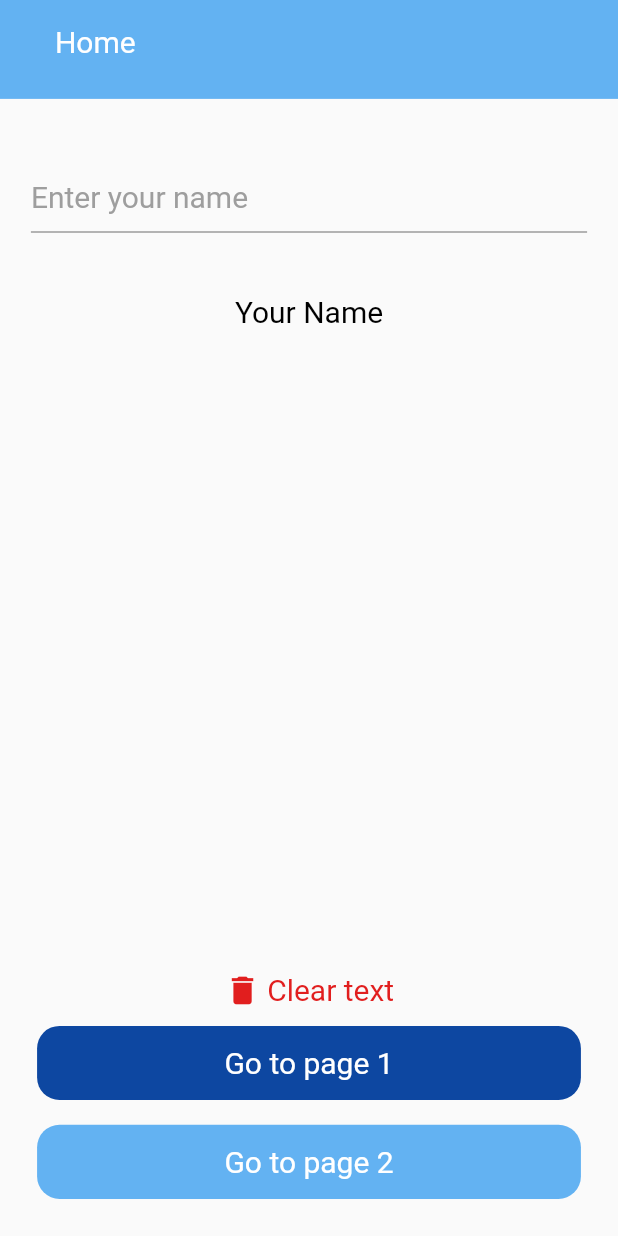
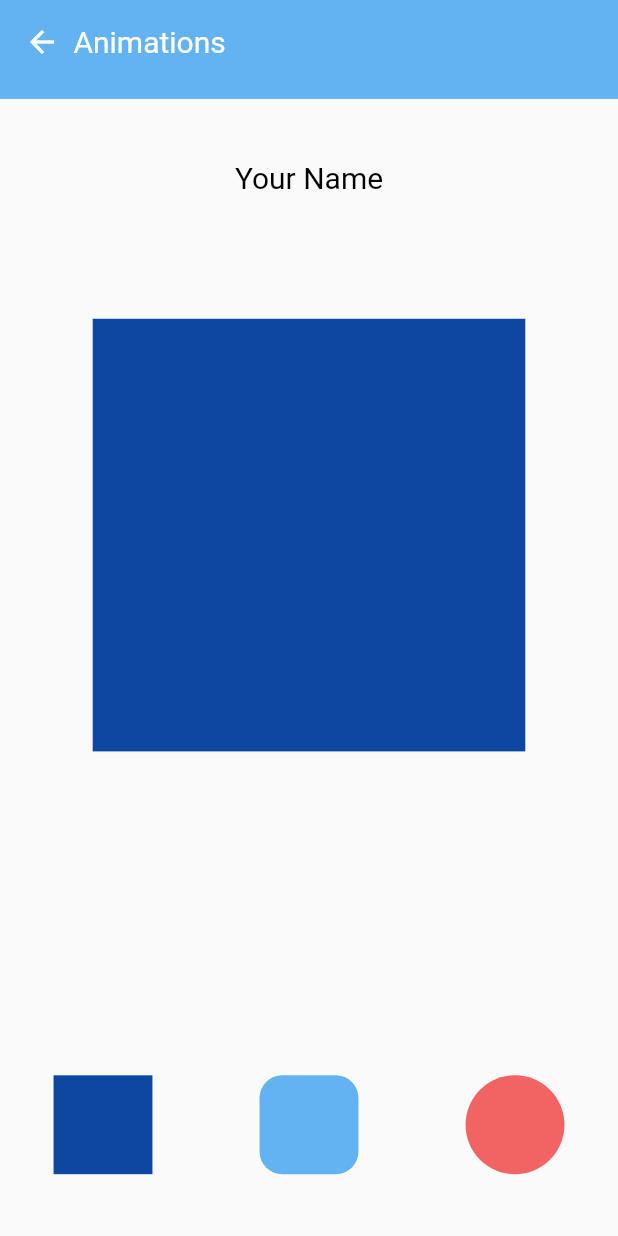
Before and after one commit to majdAlmanwer/OSOSS-technical-test, a Flutter app: the screen it shows after launch, after a tap on "Go to page 1", on a phone screen of 412 x 824 dp. Run offline on Flutter 3.47's test engine with Material 2 defaults, Android fonts, the phone set to English and light mode, and no system bars; our stand-ins replace get, get_storage.

Commit message:
cteate pageOne and animate container

```diff
--- /dev/null
+++ b/lib/controller/animated_controller.dart
@@ -0,0 +1,16 @@
+import 'package:flutter/material.dart';
+import 'package:get/get.dart';
+import 'package:ososs_test/utils/app_color.dart';
+
+class AnimateController extends GetxController {
+  Rx<Color> color = Rx<Color>(indigoBlue);
+  Rx<BorderRadiusGeometry> borderRadius = Rx<BorderRadiusGeometry>(
+    BorderRadius.circular(0.0),
+  );
+
+  void animateContainer(Color newColor, BorderRadiusGeometry newBorderRadius) {
+    color.value = newColor;
+    borderRadius.value = newBorderRadius;
+    update();
+  }
+}
--- a/lib/routes/app_pages.dart
+++ b/lib/routes/app_pages.dart
@@ -1,5 +1,6 @@
 import 'package:get/get.dart';
 import 'package:ososs_test/routes/routes.dart';
+import 'package:ososs_test/screens/page_1/page_one.dart';
 
 import '../screens/home/home_page.dart';
 import '../screens/splash_screen.dart';
@@ -7,4 +8,5 @@ import '../screens/splash_screen.dart';
 final pages = <GetPage>[
   GetPage(name: AppRoutes.splashscreen, page: () => const SplashScreen()),
   GetPage(name: AppRoutes.homepage, page: () => const HomePage()),
+  GetPage(name: AppRoutes.pageone, page: () => const PageOne())
 ];
--- a/lib/routes/routes.dart
+++ b/lib/routes/routes.dart
@@ -1,4 +1,5 @@
 class AppRoutes {
   static const String splashscreen = '/splashscreen';
   static const String homepage = '/homepage';
+  static const String pageone = '/pageone';
 }
--- a/lib/screens/home/home_body.dart
+++ b/lib/screens/home/home_body.dart
@@ -1,6 +1,7 @@
 import 'package:flutter/material.dart';
 import 'package:get/get.dart';
 import 'package:get_storage/get_storage.dart';
+import 'package:ososs_test/routes/routes.dart';
 import 'package:ososs_test/screens/home/widget/custom_text_form_field.dart';
 import 'package:ososs_test/utils/app_color.dart';
 import 'package:ososs_test/utils/app_config.dart';
@@ -72,7 +73,11 @@ class _HomeBodyState extends State<HomeBody> {
           ),
         ),
         CustomTextButton(
-            onTap: () {}, title: 'Go to page 1', color: indigoBlue),
+            onTap: () {
+              Get.toNamed(AppRoutes.pageone);
+            },
+            title: 'Go to page 1',
+            color: indigoBlue),
         SizedBox(
           height: getPercentScreenHeight(2),
         ),
--- /dev/null
+++ b/lib/screens/page_1/page_one.dart
@@ -0,0 +1,30 @@
+import 'package:flutter/material.dart';
+import 'package:get/get.dart';
+import 'package:ososs_test/screens/page_1/page_one_body.dart';
+import 'package:ososs_test/widgets/custom_app_bar.dart';
+
+class PageOne extends StatefulWidget {
+  const PageOne({super.key});
+
+  @override
+  State<PageOne> createState() => _PageOneState();
+}
+
+class _PageOneState extends State<PageOne> {
+  @override
+  Widget build(BuildContext context) {
+    return SafeArea(
+        child: Scaffold(
+      appBar: CustomAppBar(
+        title: 'Animations',
+        backArrowWidget: IconButton(
+          icon: const Icon(Icons.arrow_back),
+          onPressed: () {
+            Get.back();
+          },
+        ),
+      ),
+      body: PageOneBody(),
+    ));
+  }
+}
--- /dev/null
+++ b/lib/screens/page_1/page_one_body.dart
@@ -0,0 +1,116 @@
+import 'package:flutter/material.dart';
+import 'package:get/get.dart';
+import 'package:ososs_test/controller/animated_controller.dart';
+import 'package:ososs_test/utils/app_color.dart';
+import 'package:ososs_test/utils/app_config.dart';
+
+import '../../controller/get_storage_controller.dart';
+
+class PageOneBody extends StatefulWidget {
+  const PageOneBody({super.key});
+
+  @override
+  State<PageOneBody> createState() => _PageOneBodyState();
+}
+
+class _PageOneBodyState extends State<PageOneBody> {
+  final getStorageController = Get.put(GetStorageController());
+  final animateController = Get.put(AnimateController());
+  @override
+  Widget build(BuildContext context) {
+    return Container(
+      height: getPercentScreenHeight(100),
+      width: getPercentScreenWidth(100),
+      child: Column(
+        children: [
+          Obx(
+            () => Container(
+              padding: EdgeInsets.only(
+                  top: getPercentScreenHeight(5),
+                  bottom: getPercentScreenHeight(10)),
+              alignment: Alignment.topCenter,
+              child: Text(
+                getStorageController.userName.value,
+                style: const TextStyle(
+                  color: Colors.black,
+                  fontWeight: FontWeight.w400,
+                  fontSize: 20,
+                ),
+              ),
+            ),
+          ),
+          // Spacer(),
+          GetBuilder<AnimateController>(
+              builder: (_) => AnimatedContainer(
+                    duration: Duration(milliseconds: 200),
+                    width: getPercentScreenWidth(70),
+                    height: getPercentScreenHeight(35),
+                    decoration: BoxDecoration(
+                      color: _.color.value,
+                      borderRadius: _.borderRadius.value,
+                    ),
+                  )),
+          const Spacer(),
+          Padding(
+            padding: EdgeInsets.only(bottom: getPercentScreenHeight(5)),
+            child: Row(
+              mainAxisAlignment: MainAxisAlignment.spaceAround,
+              children: [
+                InkWell(
+                  onTap: () {
+                    animateController.animateContainer(
+                        indigoBlue, BorderRadius.circular(0));
+                    print('taped');
+                  },
+                  child: _container(
+                    color: indigoBlue,
+                    borderRadius: BorderRadius.circular(0),
+                  ),
+                ),
+                InkWell(
+                  onTap: () {
+                    animateController.animateContainer(
+                        blueColor, BorderRadius.circular(50));
+                    print('taped');
+                  },
+                  child: _container(
+                    color: blueColor,
+                    borderRadius: BorderRadius.circular(15),
+                  ),
+                ),
+                InkWell(
+                  onTap: () {
+                    animateController.animateContainer(
+                        redAccent, BorderRadius.circular(150));
+                    print('taped');
+                  },
+                  child: _container(
+                    color: redAccent,
+                    borderRadius: BorderRadius.circular(50),
+                  ),
+                ),
+              ],
+            ),
+          ),
+        ],
+      ),
+    );
+  }
+}
+
+class _container extends StatelessWidget {
+  _container({super.key, required this.color, required this.borderRadius});
+  Color color;
+  BorderRadiusGeometry borderRadius;
+  @override
+  Widget build(BuildContext context) {
+    return Container(
+      height: getPercentScreenHeight(8),
+      width: getPercentScreenWidth(16),
+      decoration: BoxDecoration(
+        color: color,
+        borderRadius: borderRadius,
+      ),
+    );
+  }
+}
--- a/lib/utils/app_color.dart
+++ b/lib/utils/app_color.dart
@@ -3,3 +3,4 @@ import 'package:flutter/material.dart';
 const blueColor = Color(0xff63B2F2);
 const redColor = Color(0xffE11E1E);
 const indigoBlue = Color(0xff0D47A1);
+const redAccent = Color(0xffF26363);
--- a/lib/widgets/custom_app_bar.dart
+++ b/lib/widgets/custom_app_bar.dart
@@ -19,7 +19,9 @@ class CustomAppBar extends StatelessWidget implements PreferredSizeWidget {
         padding: const EdgeInsets.all(8.0),
         child: backArrowWidget,
       ),
-      leadingWidth: getPercentScreenWidth(5),
+      leadingWidth: backArrowWidget == null
+          ? getPercentScreenWidth(1)
+          : getPercentScreenWidth(8),
       title: Text(
         title,
         style: const TextStyle(fontWeight: FontWeight.normal),
```
